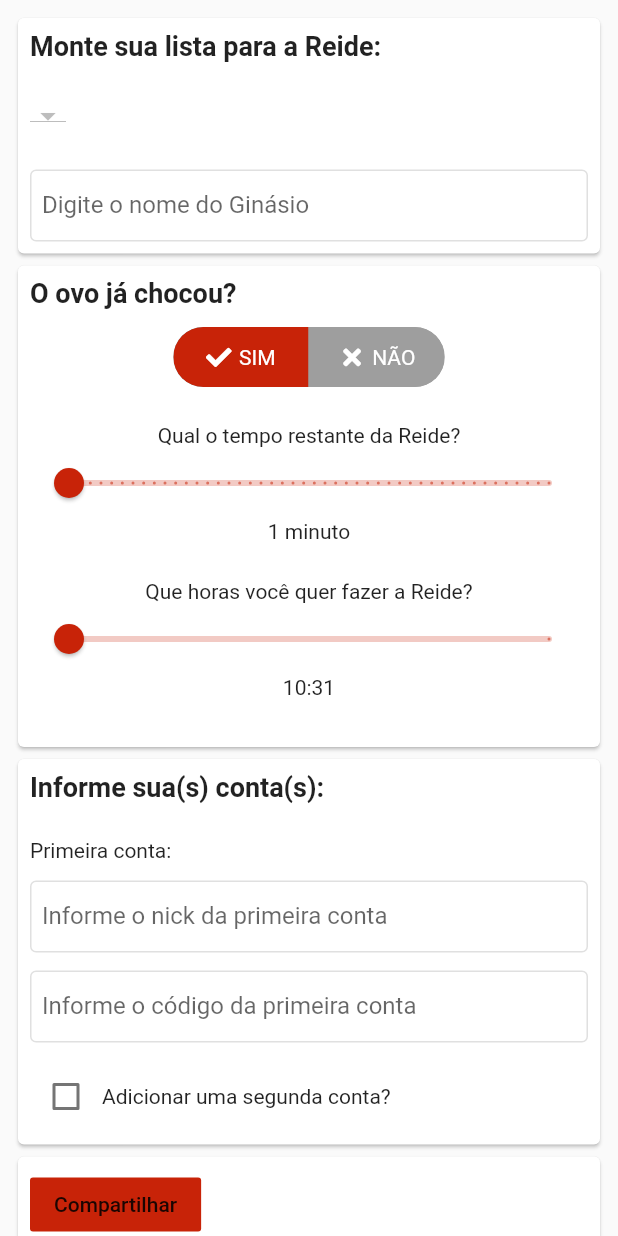
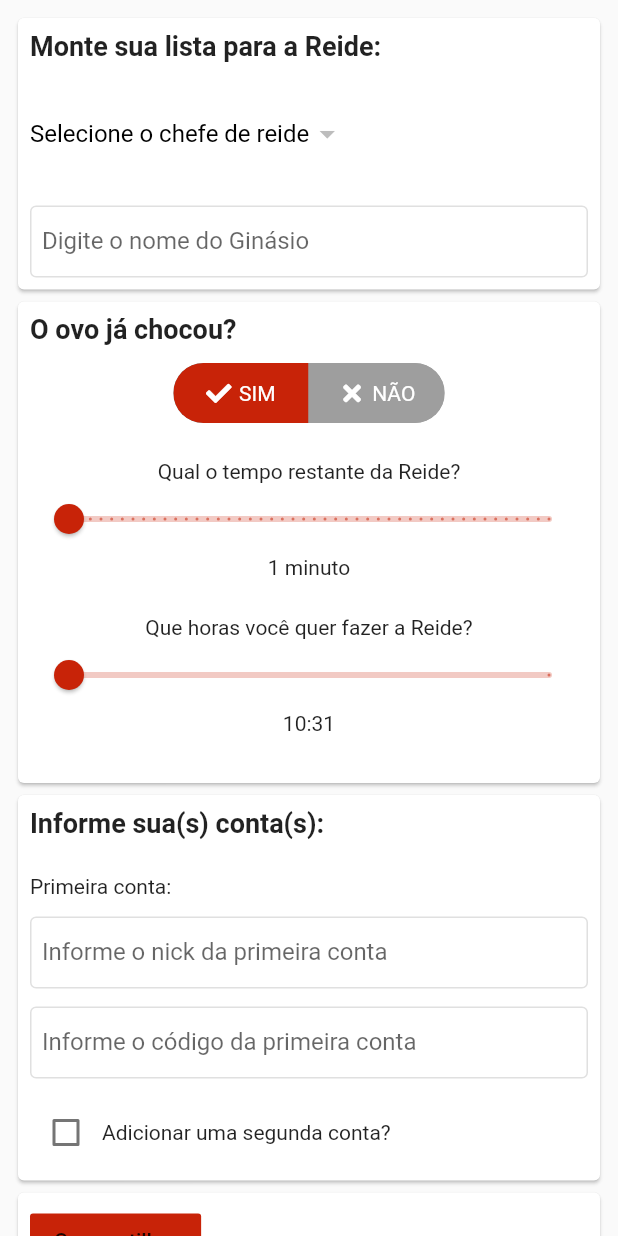
Before and after one commit to lohhans/RaidList, a Flutter app: the CreateListScreen widget shown alone on an empty page, opened directly, on a phone screen of 412 x 824 dp. Run offline on Flutter 3.47's test engine with Material 2 defaults, Android fonts, the phone set to English and light mode, and no system bars; drawn by our look-alikes of toggle_switch; our stand-ins replace font_awesome_flutter, get, get_it, share, sqflite; missing offline and left inert: mdi; accounts and stored records are empty; network calls fail.

Commit message:
Bug fixes

```diff
--- a/lib/route_generator.dart
+++ b/lib/route_generator.dart
@@ -1,6 +1,7 @@
 import 'package:flutter/material.dart';
-import 'package:raid_list/screens/accounts_screen.dart';
+import 'package:raid_list/screens/accounts/accounts_screen.dart';
 import 'package:raid_list/screens/home_screen.dart';
+import 'package:raid_list/screens/settings/settings_screen.dart';
 
 class RouteGenerator {
   static Route<dynamic> generateRoute(RouteSettings settings) {
@@ -12,6 +13,8 @@ class RouteGenerator {
         return MaterialPageRoute(builder: (_) => HomeScreen());
       case '/accounts':
         return MaterialPageRoute(builder: (_) => AccountsScreen());
+      case '/settings':
+        return MaterialPageRoute(builder: (_) => SettingsScreen());
       default:
         return _errorRoute();
     }
--- a/lib/screens/create_list_screen.dart
+++ b/lib/screens/create_list/create_list_screen.dart
@@ -2,13 +2,16 @@ import 'dart:async';
 
 import 'package:flutter/material.dart';
 import 'package:font_awesome_flutter/font_awesome_flutter.dart';
+import 'package:get/get.dart';
 import 'package:intl/intl.dart';
+import 'package:provider/provider.dart';
 import 'package:raid_list/models/boss_model.dart';
 import 'package:raid_list/services/share_service.dart';
+import 'package:raid_list/viewmodels/bosses_view_model.dart';
 import 'package:share/share.dart';
 import 'package:toggle_switch/toggle_switch.dart';
 
-import '../configuration.dart';
+import '../../configuration.dart';
 
 class CreateListScreen extends StatefulWidget {
   final List<Map<String, dynamic>> bosses;
@@ -39,7 +42,7 @@ class _CreateListScreenState extends State<CreateListScreen> {
   String _gymName = '';
   String _firstAccountName = '';
   String _firstAccountCod = '';
-  String _secondtAccountName = '';
+  String _secondAccountName = '';
   String _secondAccountCod = '';
 
   bool _loading = false;
@@ -73,7 +76,7 @@ class _CreateListScreenState extends State<CreateListScreen> {
     super.dispose();
   }
 
-  Future<void> getBosses() async {
+  getBosses() async {
     // _loading = true;
 
     // bosses = await WebFetchService().fetchDataFromMestrePokemon();
@@ -81,7 +84,7 @@ class _CreateListScreenState extends State<CreateListScreen> {
 
     setState(() {
       _dropdownMenuItems = buildDropdownMenuItems(widget.bosses);
-      _selectedBoss = _dropdownMenuItems[0].value;
+      _selectedBoss = null;
       // _loading = false;
     });
   }
@@ -99,20 +102,35 @@ class _CreateListScreenState extends State<CreateListScreen> {
       items.add(
         DropdownMenuItem(
           value: boss,
-          onTap: () => print(boss.name),
+          onTap: () {
+            print('Aqui mizera');
+            print(boss.name);
+            _selectedBoss = boss;
+          },
+          child: Container(
+            width: 200.0, //200.0 to 100.0
             child: Row(
               mainAxisSize: MainAxisSize.min,
+              mainAxisAlignment: MainAxisAlignment.start,
               children: [
-              Flexible(
+                /*Flexible(
                     flex: 3,
                     child: Center(
-                      child: Image.network(
+                        child: boss.sprite.contains('http') ? Image.network(
                           boss.sprite,
                           height: 50,
-                      ))),
+                        ) : Image.asset(boss.sprite, height: 50, fit: BoxFit.fitHeight,))),
                 Padding(padding: EdgeInsets.symmetric(horizontal: 8)),
-              Flexible(flex: 7, child: Text(boss.name)),
+                Flexible(flex: 7, child: Text(boss.name)),*/
+
+                boss.sprite.contains('http') ? Image.network(
+                  boss.sprite,
+                  width: Get.width * 0.1,
+                ) : Image.asset(boss.sprite, width: Get.width * 0.1,),
+                SizedBox(width: 16),
+                Text(boss.name, overflow: TextOverflow.ellipsis,),
               ],
+            ),
           ),
         ),
       );
@@ -122,13 +140,18 @@ class _CreateListScreenState extends State<CreateListScreen> {
 
   onChangeDropdownItem(Boss selectedBoss) {
     setState(() {
+      print('chegou 1');
       _selectedBoss = selectedBoss;
+      print('chegou 2');
       _raidBoss = _selectedBoss.name;
+      print('chegou 3');
     });
   }
 
   @override
   Widget build(BuildContext context) {
+    final BossesViewModel _bossesViewModel = Provider.of<BossesViewModel>(context);
+
     return Visibility(
       visible: _loading,
       child: Container(
@@ -161,41 +184,33 @@ class _CreateListScreenState extends State<CreateListScreen> {
                           const SizedBox(
                             height: 24,
                           ),
-                          /*TextFormField(
-                              cursorColor: Colors.black,
-                              onChanged: (name){
+                          /*DropdownButton(
+                            value: _selectedBoss,
+                            onChanged: (value) {
                               setState(() {
-                                  _raidBoss = name;
+                                _selectedBoss = value;
                               });
                             },
-                              // keyboardType: inputType,
-                              decoration: new InputDecoration(
-                                focusedBorder: OutlineInputBorder(
-                                  borderSide:
-                                  BorderSide(width: 1.0, color: primaryRed),
-                                ),
-                                enabledBorder: OutlineInputBorder(
-                                  borderSide:
-                                  BorderSide(width: 1.0, color: Colors.grey[300]),
-                                ),
-                                errorBorder: InputBorder.none,
-                                disabledBorder: InputBorder.none,
-                                contentPadding: EdgeInsets.only(
-                                  left: 8,
-                                  bottom: 4,
-                                  top: 0,
-                                  right: 8,
-                                ),
-                                labelText: 'Informe o chefe da Reide',
-                                // hintText: "Insira seu nick",
-                              ),
+                            items: _bossesViewModel.bosses.map((value) {
+                              // Boss boss = new Boss(value['name'], value['sprite']);
+                              return DropdownMenuItem(child: Text(value['name']));
+                            }),
+                            // isExpanded: true,
                           ),*/
-                          DropdownButton(
+                          DropdownButton<Boss>(
                             value: _selectedBoss,
                             items: _dropdownMenuItems,
                             onChanged: onChangeDropdownItem,
+                            underline: SizedBox(),
+                            hint: _selectedBoss != null
+                                ? null
+                                : Text(
+                              'Selecione o chefe de reide',
+                              style: TextStyle(color: Colors.black),
+                            ),
                             // isExpanded: true,
                           ),
+                          // TextButton(onPressed: () => print(_bossesViewModel.bosses), child: Text('oi')),
                           const SizedBox(
                             height: 24,
                           ),
--- /dev/null
+++ b/lib/util/util.dart
@@ -0,0 +1,3 @@
+class Util {
+
+}
--- a/lib/viewmodels/bosses_view_model.dart
+++ b/lib/viewmodels/bosses_view_model.dart
@@ -2,7 +2,7 @@ import 'package:raid_list/initialize_get_it.dart';
 import 'package:raid_list/services/web_fetch_service.dart';
 
 class BossesViewModel {
-  List<Map<String, dynamic>> bosses;
+  List<Map<String, dynamic>> bosses = [];
   WebFetchService service;
 
   BossesViewModel() {
@@ -14,7 +14,11 @@ class BossesViewModel {
   }
 
   Future<Null> onAppStart() async {
-    await service.fetchDataFromMestrePokemon().then((value) {
+    /*await service.fetchDataFromMestrePokemon().then((value) {
+      setBosses(value);
+    });*/
+
+    await service.fetchDataFromLeekDuck().then((value) {
       setBosses(value);
     });
   }
--- a/pubspec.yaml
+++ b/pubspec.yaml
@@ -29,6 +29,7 @@ dependencies:
   # Use with the CupertinoIcons class for iOS style icons.
   cupertino_icons:
   font_awesome_flutter:
+  get:
   get_it:
   html:
   http:
@@ -40,6 +41,7 @@ dependencies:
   share:
   sqflite:
   toggle_switch:
+  shared_preferences:
 
 
 dev_dependencies:
@@ -58,7 +60,7 @@ flutter:
   uses-material-design: true
 
   assets:
-    - images/
+    - images/connection_error.png
   fonts:
     - family: Circular
       fonts:
```
Also changed, not shown: lib/main.dart (+16 -4 lines), lib/screens/accounts/accounts_screen.dart (added, +69 -0 lines), lib/screens/accounts_screen.dart (deleted, +0 -111 lines), lib/screens/copy_nicknames/copy_nicknames_screen.dart (added, +15 -0 lines), lib/screens/home_screen.dart (+57 -55 lines), lib/screens/modules/drawer.dart (added, +73 -0 lines), lib/screens/not_found/not_found_screen.dart (added, +17 -0 lines), lib/screens/settings/settings_screen.dart (added, +13 -0 lines), lib/services/web_fetch_service.dart (+24 -6 lines), pubspec.lock. Lines whose indentation alone changed are shown as unchanged.
